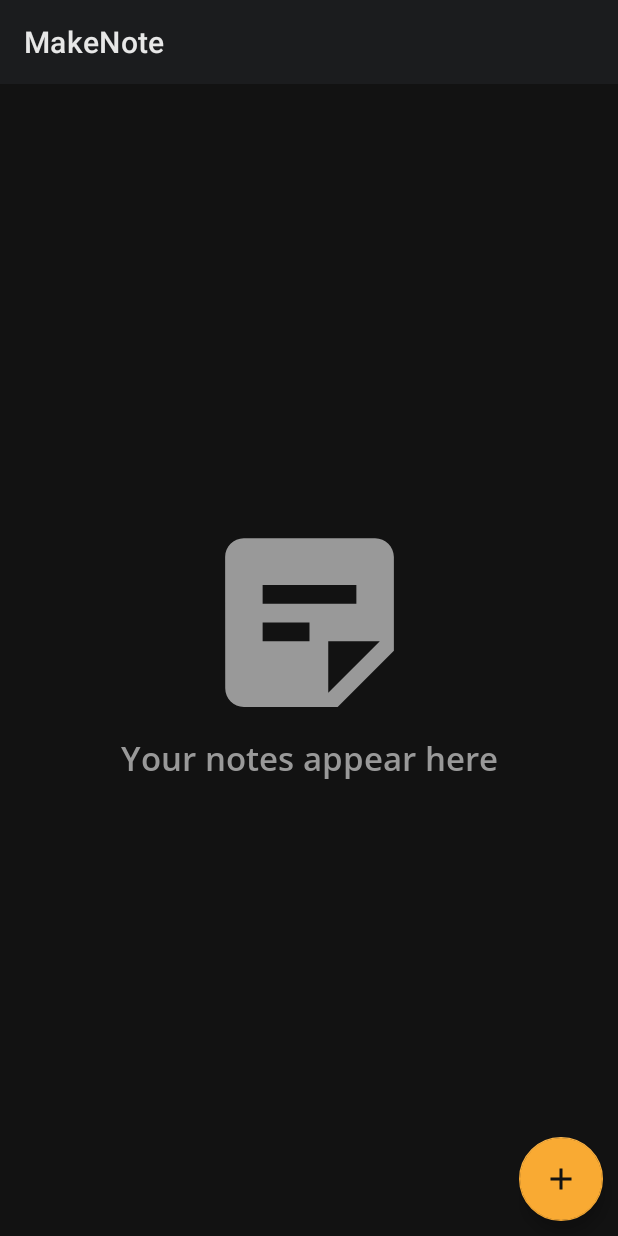
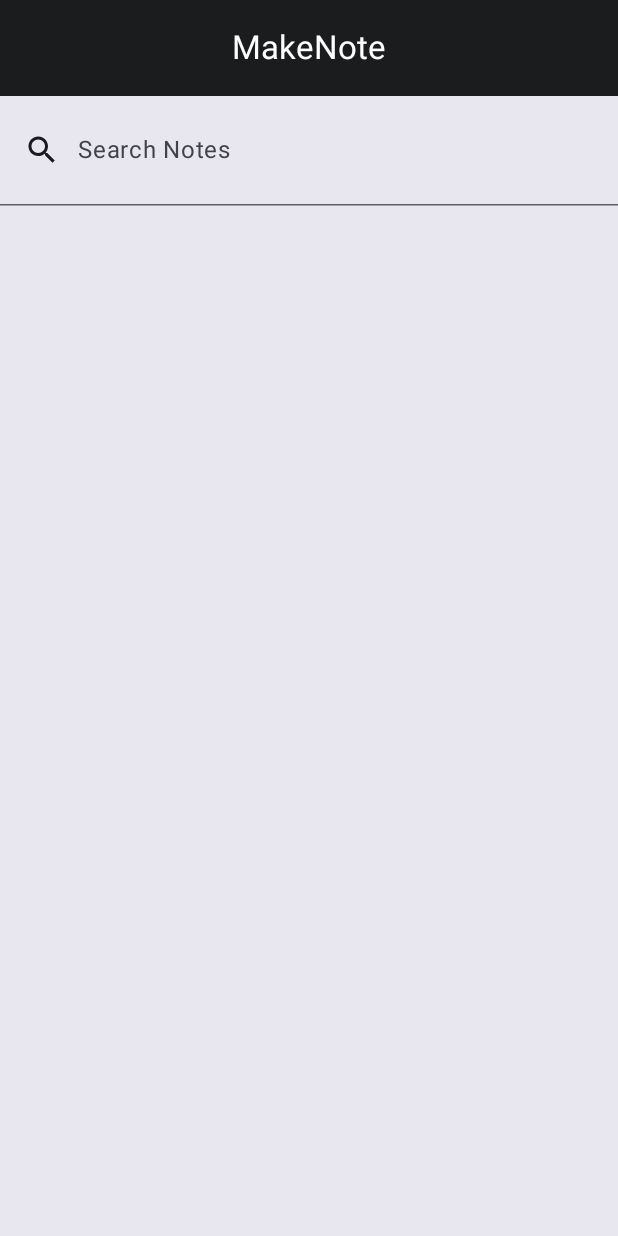
Before and after one commit to vismay02/Make-A-Note, an Android app built with Jetpack Compose: the screen it shows after launch (MainActivity), on a phone screen of 412 x 824 dp. Run offline under Robolectric (Android 15) with nearby library versions, the phone set to English and light mode, and no system bars; our stand-ins replace Dagger/Hilt's generated code, Room's generated code, window size class; 2 statements that could not run were skipped.

```diff
--- /dev/null
+++ b/app/src/main/java/com/vismay/makeanote/ui/MainActivity.kt
@@ -0,0 +1,22 @@
+package com.vismay.makeanote.ui
+
+import android.os.Bundle
+import androidx.activity.ComponentActivity
+import androidx.activity.compose.setContent
+import androidx.activity.enableEdgeToEdge
+import androidx.compose.material3.windowsizeclass.ExperimentalMaterial3WindowSizeClassApi
+import androidx.compose.material3.windowsizeclass.calculateWindowSizeClass
+import dagger.hilt.android.AndroidEntryPoint
+
+@AndroidEntryPoint
+class MainActivity : ComponentActivity() {
+    @OptIn(ExperimentalMaterial3WindowSizeClassApi::class)
+    override fun onCreate(savedInstanceState: Bundle?) {
+        super.onCreate(savedInstanceState)
+        enableEdgeToEdge()
+        setContent {
+            val widthSizeClass = calculateWindowSizeClass(this).widthSizeClass
+            MakeANoteApp(widthSizeClass)
+        }
+    }
+}
--- /dev/null
+++ b/app/src/main/java/com/vismay/makeanote/ui/MakeANoteApp.kt
@@ -0,0 +1,24 @@
+package com.vismay.makeanote.ui
+
+import androidx.compose.material3.windowsizeclass.WindowWidthSizeClass
+import androidx.compose.runtime.Composable
+import androidx.compose.runtime.remember
+import androidx.navigation.compose.rememberNavController
+import com.vismay.makeanote.ui.ui.theme.MakeANoteTheme
+
+@Composable
+fun MakeANoteApp(widthSizeClass: WindowWidthSizeClass) {
+    MakeANoteTheme {
+        val navController = rememberNavController()
+        val navigationActions = remember(navController) {
+            MakeANoteNavigationActions(navController)
+        }
+        val isExpandedScreen = widthSizeClass == WindowWidthSizeClass.Expanded
+
+        MakeANoteNavGraph(
+            isExpandedScreen = isExpandedScreen,
+            navController = navController
+        )
+
+    }
+}
--- /dev/null
+++ b/app/src/main/java/com/vismay/makeanote/ui/MakeANoteNavGraph.kt
@@ -0,0 +1,44 @@
+package com.vismay.makeanote.ui
+
+import androidx.compose.runtime.Composable
+import androidx.compose.ui.Modifier
+import androidx.navigation.NavHostController
+import androidx.navigation.compose.NavHost
+import androidx.navigation.compose.composable
+import androidx.navigation.compose.rememberNavController
+import com.vismay.makeanote.ui.notes.HomeRoute
+import com.vismay.makeanote.ui.notes.HomeViewModel
+import androidx.hilt.navigation.compose.hiltViewModel
+import com.vismay.makeanote.ui.createupdatenote.CreateNoteRoute
+import com.vismay.makeanote.ui.createupdatenote.CreateUpdateViewModel
+
+@Composable
+fun MakeANoteNavGraph(
+    isExpandedScreen: Boolean,
+    modifier: Modifier = Modifier,
+    navController: NavHostController = rememberNavController(),
+    startDestination: String = MakeANoteDestinations.HOME_ROUTE,
+) {
+    NavHost(
+        navController = navController,
+        startDestination = startDestination,
+        modifier = modifier
+    ) {
+        composable(
+            route = MakeANoteDestinations.HOME_ROUTE
+        ) {
+            val homeViewModel: HomeViewModel = hiltViewModel()
+            HomeRoute(
+                homeViewModel = homeViewModel,
+                isExpandedScreen = isExpandedScreen
+            )
+        }
+        composable(MakeANoteDestinations.CREATE_NOTE_ROUTE) {
+            val createUpdateViewModel: CreateUpdateViewModel = hiltViewModel()
+            CreateNoteRoute(
+                createUpdateViewModel = createUpdateViewModel,
+                isExpandedScreen = isExpandedScreen
+            )
+        }
+    }
+}
--- /dev/null
+++ b/app/src/main/java/com/vismay/makeanote/ui/components/SearchBar.kt
@@ -0,0 +1,55 @@
+package com.vismay.makeanote.ui.components
+
+import androidx.compose.foundation.layout.Box
+import androidx.compose.foundation.layout.fillMaxSize
+import androidx.compose.foundation.layout.fillMaxWidth
+import androidx.compose.material.icons.Icons
+import androidx.compose.material.icons.filled.Search
+import androidx.compose.material3.ExperimentalMaterial3Api
+import androidx.compose.material3.Icon
+import androidx.compose.material3.SearchBar
+import androidx.compose.material3.Text
+import androidx.compose.runtime.Composable
+import androidx.compose.runtime.getValue
+import androidx.compose.runtime.mutableStateOf
+import androidx.compose.runtime.saveable.rememberSaveable
+import androidx.compose.runtime.setValue
+import androidx.compose.ui.Alignment
+import androidx.compose.ui.Modifier
+import androidx.compose.ui.semantics.isTraversalGroup
+import androidx.compose.ui.semantics.semantics
+import androidx.compose.ui.semantics.traversalIndex
+import androidx.compose.ui.tooling.preview.Preview
+
+
+@ExperimentalMaterial3Api
+@Preview
+@Composable
+fun CustomSearchBar(
+    query: String = "",
+    isActive: Boolean = false
+) {
+    var text by rememberSaveable { mutableStateOf(query) }
+    var active by rememberSaveable { mutableStateOf(isActive) }
+
+    Box(
+        Modifier
+            .semantics { isTraversalGroup = true }
+            .fillMaxWidth()) {
+        SearchBar(
+            modifier = Modifier
+                .align(Alignment.TopCenter)
+                .semantics { traversalIndex = 0f },
+            query = text,
+            onQueryChange = { text = it },
+            onSearch = { active = false },
+            active = active,
+            onActiveChange = { active = it },
+            placeholder = { Text("Search Notes") },
+            leadingIcon = { Icon(Icons.Default.Search, contentDescription = null) }
+        ) {
+
+        }
+    }
+
+}
--- /dev/null
+++ b/app/src/main/java/com/vismay/makeanote/ui/notes/HomeRoute.kt
@@ -0,0 +1,12 @@
+package com.vismay.makeanote.ui.notes
+
+import androidx.compose.runtime.Composable
+
+@Composable
+fun HomeRoute(
+    homeViewModel: HomeViewModel,
+    isExpandedScreen: Boolean
+) {
+
+    HomeScreenWithNotes()
+}
--- /dev/null
+++ b/app/src/main/java/com/vismay/makeanote/ui/notes/HomeViewModel.kt
@@ -0,0 +1,83 @@
+package com.vismay.makeanote.ui.notes
+
+import android.text.Editable
+import androidx.lifecycle.LiveData
+import androidx.lifecycle.MutableLiveData
+import androidx.lifecycle.ViewModel
+import androidx.lifecycle.ViewModelProvider
+import androidx.lifecycle.viewModelScope
+import com.vismay.makeanote.data.local.db.calculateScore
+import com.vismay.makeanote.data.local.db.entity.NoteEntity
+import com.vismay.makeanote.data.repository.NoteRepository
+import dagger.hilt.android.lifecycle.HiltViewModel
+import kotlinx.coroutines.launch
+import javax.inject.Inject
+
+@HiltViewModel
+class HomeViewModel @Inject constructor(
+    private val noteRepository: NoteRepository
+) : ViewModel() {
+    private val _searchResults = MutableLiveData<List<NoteEntity>>()
+    val searchResults = _searchResults as LiveData<List<NoteEntity>>
+
+    /*Helps in hiding mutable types*/
+    private val _getNotes = MutableLiveData<List<NoteEntity>>()
+    val getNotes = _getNotes as LiveData<List<NoteEntity>>
+
+    private val _getNewNote = MutableLiveData<Pair<NoteEntity, Int>>()
+    val getNewNote = _getNewNote as LiveData<Pair<NoteEntity, Int>>
+
+    private val _getUpdatedNote = MutableLiveData<Pair<NoteEntity, Int>>()
+    val getUpdatedNote = _getUpdatedNote as LiveData<Pair<NoteEntity, Int>>
+
+    private val _deleteNote = MutableLiveData<Pair<NoteEntity, Int>>()
+    val deleteNote = _deleteNote as LiveData<Pair<NoteEntity, Int>>
+
+    fun getAllNotes() {
+        viewModelScope.launch {
+            _getNotes.postValue(noteRepository.getNotes())
+        }
+    }
+
+    fun deleteNote(note: NoteEntity, position: Int) {
+        viewModelScope.launch {
+            noteRepository.deleteNote(note)
+            _deleteNote.postValue(Pair(note, position))
+        }
+    }
+
+    fun fetchNewNote(position: Int) {
+        viewModelScope.launch {
+            _getNewNote.postValue(Pair(noteRepository.fetchNewNote(), position))
+        }
+    }
+
+    fun fetchUpdatedNote(id: Int, position: Int) {
+        viewModelScope.launch {
+            _getUpdatedNote.postValue(Pair(noteRepository.fetchUpdatedNote(id), position))
+        }
+    }
+
+    private fun sanitizeSearchQuery(query: Editable?): String {
+        if (query == null) {
+            return ""
+        }
+        val queryWithEscapedQuotes = query.replace(Regex.fromLiteral("\""), "\"\"")
+        return "*\"$queryWithEscapedQuotes\"*"
+    }
+
+    fun searchWithScore(query: Editable?) {
+        viewModelScope.launch {
+            if (query.isNullOrBlank()) {
+                noteRepository.getNotes().let { _searchResults.postValue(it) }
+            } else {
+                val sanitizedQuery = sanitizeSearchQuery(query)
+                noteRepository.searchWithMatchInfo(sanitizedQuery).let { results ->
+                    results.sortedByDescending { result -> calculateScore(result.matchInfo) }
+                        .map { result -> result.note }
+                        .let { _searchResults.postValue(it) }
+                }
+            }
+        }
+    }
+}
--- /dev/null
+++ b/app/src/main/java/com/vismay/makeanote/ui/notes/NotesListScreen.kt
@@ -0,0 +1,80 @@
+package com.vismay.makeanote.ui.notes
+
+import androidx.compose.foundation.background
+import androidx.compose.foundation.layout.Box
+import androidx.compose.foundation.layout.Column
+import androidx.compose.foundation.layout.Spacer
+import androidx.compose.foundation.layout.fillMaxSize
+import androidx.compose.foundation.layout.height
+import androidx.compose.foundation.layout.padding
+import androidx.compose.foundation.lazy.LazyColumn
+import androidx.compose.material3.CenterAlignedTopAppBar
+import androidx.compose.material3.ExperimentalMaterial3Api
+import androidx.compose.material3.MaterialTheme
+import androidx.compose.material3.Scaffold
+import androidx.compose.material3.Surface
+import androidx.compose.material3.Text
+import androidx.compose.material3.TopAppBarColors
+import androidx.compose.runtime.Composable
+import androidx.compose.ui.Modifier
+import androidx.compose.ui.graphics.Color
+import androidx.compose.ui.res.colorResource
+import androidx.compose.ui.res.stringResource
+import androidx.compose.ui.tooling.preview.Preview
+import androidx.compose.ui.unit.dp
+import com.vismay.makeanote.R
+import com.vismay.makeanote.ui.components.CustomSearchBar
+import com.vismay.makeanote.ui.ui.theme.MakeANoteTheme
+
+@Composable
+fun NotesScreen(modifier: Modifier = Modifier) {
+    Surface(color = MaterialTheme.colorScheme.primary) {
+        HomeScreenWithNotes(modifier)
+    }
+}
+
+@OptIn(ExperimentalMaterial3Api::class)
+@Composable
+fun HomeScreenWithNotes(modifier: Modifier = Modifier) {
+    Scaffold(
+        topBar = {
+            CenterAlignedTopAppBar(
+                title = {
+                    Text(text = stringResource(id = R.string.app_name))
+                },
+                colors = TopAppBarColors(
+                    containerColor = colorResource(id = R.color.purple_700),
+                    scrolledContainerColor = colorResource(id = R.color.cardview_dark_background),
+                    navigationIconContentColor = colorResource(id = R.color.cardview_dark_background),
+                    titleContentColor = colorResource(id = R.color.white),
+                    actionIconContentColor = colorResource(id = R.color.cardview_dark_background),
+                ),
+                modifier = modifier
+            )
+        },
+        modifier = modifier
+    ) { innerPadding ->
+        Box(
+            modifier
+                .padding(innerPadding)
+                .fillMaxSize()
+                .background(colorResource(id = R.color.black)),
+        ) {
+            Column {
+                CustomSearchBar("")
+                Spacer(modifier = modifier.height(14.dp))
+                LazyColumn {
+
+                }
+            }
+        }
+    }
+}
+
+@Preview(showBackground = true)
+@Composable
+fun GreetingPreview() {
+    MakeANoteTheme {
+        HomeScreenWithNotes()
+    }
+}
--- /dev/null
+++ b/app/src/main/java/com/vismay/makeanote/ui/ui/theme/Color.kt
@@ -0,0 +1,11 @@
+package com.vismay.makeanote.ui.ui.theme
+
+import androidx.compose.ui.graphics.Color
+
+val Purple80 = Color(0xFFD0BCFF)
+val PurpleGrey80 = Color(0xFFCCC2DC)
+val Pink80 = Color(0xFFEFB8C8)
+
+val Purple40 = Color(0xFF6650a4)
+val PurpleGrey40 = Color(0xFF625b71)
+val Pink40 = Color(0xFF7D5260)
--- /dev/null
+++ b/app/src/main/java/com/vismay/makeanote/ui/ui/theme/Theme.kt
@@ -0,0 +1,58 @@
+package com.vismay.makeanote.ui.ui.theme
+
+import android.app.Activity
+import android.os.Build
+import androidx.compose.foundation.isSystemInDarkTheme
+import androidx.compose.material3.MaterialTheme
+import androidx.compose.material3.darkColorScheme
+import androidx.compose.material3.dynamicDarkColorScheme
+import androidx.compose.material3.dynamicLightColorScheme
+import androidx.compose.material3.lightColorScheme
+import androidx.compose.runtime.Composable
+import androidx.compose.ui.platform.LocalContext
+
+private val DarkColorScheme = darkColorScheme(
+    primary = Purple80,
+    secondary = PurpleGrey80,
+    tertiary = Pink80
+)
+
+private val LightColorScheme = lightColorScheme(
+    primary = Purple40,
+    secondary = PurpleGrey40,
+    tertiary = Pink40
+
+    /* Other default colors to override
+    background = Color(0xFFFFFBFE),
+    surface = Color(0xFFFFFBFE),
+    onPrimary = Color.White,
+    onSecondary = Color.White,
+    onTertiary = Color.White,
+    onBackground = Color(0xFF1C1B1F),
+    onSurface = Color(0xFF1C1B1F),
+    */
+)
+
+@Composable
+fun MakeANoteTheme(
+    darkTheme: Boolean = isSystemInDarkTheme(),
+    // Dynamic color is available on Android 12+
+    dynamicColor: Boolean = true,
+    content: @Composable () -> Unit
+) {
+    val colorScheme = when {
+        dynamicColor && Build.VERSION.SDK_INT >= Build.VERSION_CODES.S -> {
+            val context = LocalContext.current
+            if (darkTheme) dynamicDarkColorScheme(context) else dynamicLightColorScheme(context)
+        }
+
+        darkTheme -> DarkColorScheme
+        else -> LightColorScheme
+    }
+
+    MaterialTheme(
+        colorScheme = colorScheme,
+        typography = Typography,
+        content = content
+    )
+}
--- /dev/null
+++ b/app/src/main/java/com/vismay/makeanote/ui/ui/theme/Type.kt
@@ -0,0 +1,34 @@
+package com.vismay.makeanote.ui.ui.theme
+
+import androidx.compose.material3.Typography
+import androidx.compose.ui.text.TextStyle
+import androidx.compose.ui.text.font.FontFamily
+import androidx.compose.ui.text.font.FontWeight
+import androidx.compose.ui.unit.sp
+
+// Set of Material typography styles to start with
+val Typography = Typography(
+    bodyLarge = TextStyle(
+        fontFamily = FontFamily.Default,
+        fontWeight = FontWeight.Normal,
+        fontSize = 16.sp,
+        lineHeight = 24.sp,
+        letterSpacing = 0.5.sp
+    )
+    /* Other default text styles to override
+    titleLarge = TextStyle(
+        fontFamily = FontFamily.Default,
+        fontWeight = FontWeight.Normal,
+        fontSize = 22.sp,
+        lineHeight = 28.sp,
+        letterSpacing = 0.sp
+    ),
+    labelSmall = TextStyle(
+        fontFamily = FontFamily.Default,
+        fontWeight = FontWeight.Medium,
+        fontSize = 11.sp,
+        lineHeight = 16.sp,
+        letterSpacing = 0.5.sp
+    )
+    */
+)
--- a/app/src/main/res/layout/activity_main.xml
+++ b/app/src/main/res/layout/activity_main.xml
@@ -18,7 +18,7 @@
         android:id="@+id/group_note_list"
         android:layout_width="wrap_content"
         android:layout_height="wrap_content"
-        android:visibility="gone"
+        android:visibility="visible"
         app:constraint_referenced_ids="edit_text_search,notesRecycler" />
 
     <include
@@ -105,8 +105,10 @@
         android:paddingHorizontal="@dimen/_10dp"
         app:layout_constraintBottom_toBottomOf="parent"
         app:layout_constraintEnd_toEndOf="parent"
+        app:layout_constraintHorizontal_bias="0.0"
         app:layout_constraintStart_toStartOf="parent"
-        app:layout_constraintTop_toBottomOf="@+id/edit_text_search" />
+        app:layout_constraintTop_toBottomOf="@+id/edit_text_search"
+        app:layout_constraintVertical_bias="0.0" />
 
     <androidx.coordinatorlayout.widget.CoordinatorLayout
         android:id="@+id/coordinatorFab"
--- a/app/src/main/res/values/strings.xml
+++ b/app/src/main/res/values/strings.xml
@@ -15,4 +15,5 @@
     <string name="title_cloud_backup">Cloud Backup</string>
     <string name="all_sync">Sync</string>
     <string name="all_logout">Logout</string>
+    <string name="title_activity_main">MainActivity</string>
 </resources>
--- a/build.gradle
+++ b/build.gradle
@@ -43,6 +43,9 @@ ext {
 
     compose_core_version = "1.6.8"
     compose_constraint_layout_version = "1.0.1"
+    compose_material_3_version = "1.2.1"
+    compose_nav_version = "2.7.7"
+    compose_activity_version = "1.9.1"
 }
 
 task clean(type: Delete) {
```
Also changed, not shown: app/build.gradle (+15 -1 lines), app/src/main/AndroidManifest.xml (+19 -8 lines), app/src/main/java/com/vismay/makeanote/ui/MakeANoteNavigation.kt (added, +42 -0 lines), app/src/main/java/com/vismay/makeanote/ui/createupdatenote/CreateNoteRoute.kt (added, +12 -0 lines), app/src/main/java/com/vismay/makeanote/ui/notes/MainScreen.kt (deleted, +0 -8 lines).
